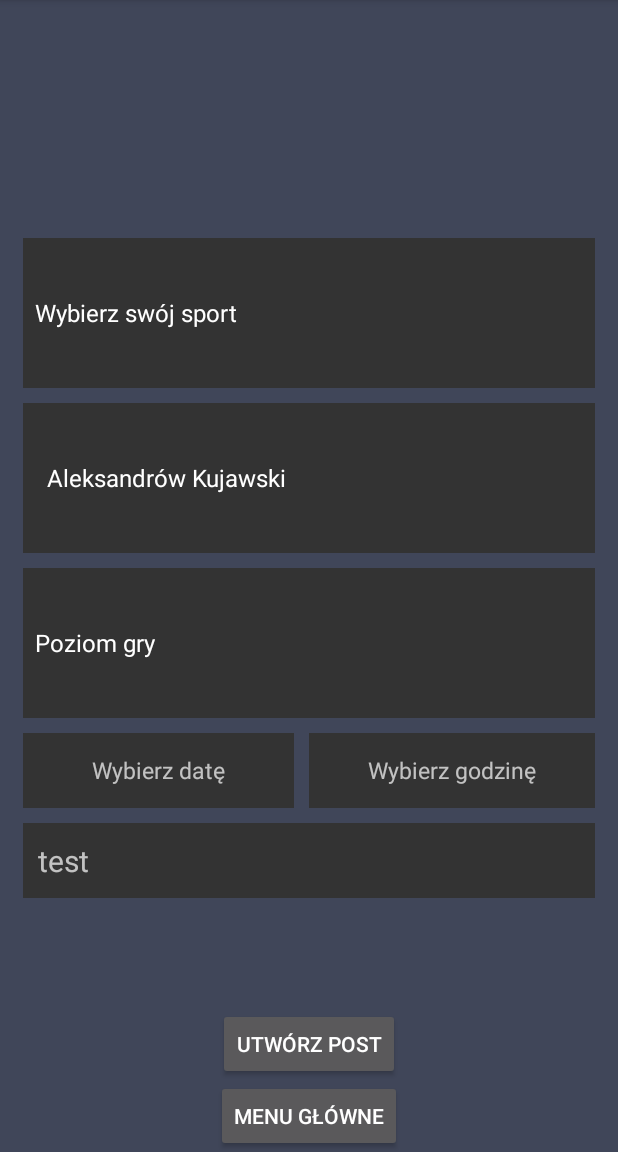
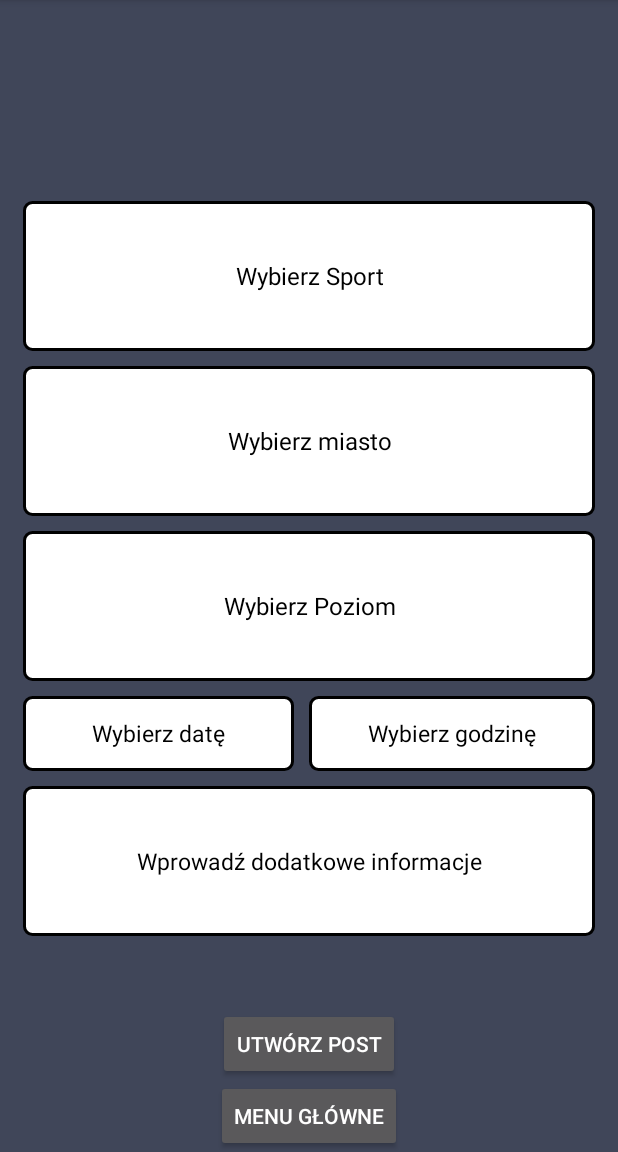
Before and after one commit to noisevisionproductions/PlayMeet, an Android app: the PostCreatingLogic screen opened directly, with no data from a screen before it, on a phone screen of 412 x 824 dp, the part 84-1236 px from its top. Run offline under Robolectric (Android 15) with nearby library versions, the phone set to English and light mode, and no system bars; libraries missing offline, so code that uses them is left out: io.realm, io.realm.annotations.

Commit message:
dopracowanie menu wyboru postow

```diff
--- a/app/src/main/java/com/example/zagrajmy/DataManagement/CityXmlParser.java
+++ b/app/src/main/java/com/example/zagrajmy/DataManagement/CityXmlParser.java
@@ -17,6 +17,7 @@ public class CityXmlParser {
 
     public static List<String> parseCityNames(Context context) {
         List<String> cityNameList = new ArrayList<>();
+        cityNameList.add("Wybierz miasto");
 
         try {
             XmlResourceParser xmlResourceParser = context.getResources().getXml(R.xml.cities_in_poland);
--- /dev/null
+++ b/app/src/main/java/com/example/zagrajmy/Design/MySpinnerAdapter.java
@@ -0,0 +1,54 @@
+package com.example.zagrajmy.Design;
+
+import android.content.Context;
+import android.graphics.Color;
+import android.view.Gravity;
+import android.view.View;
+import android.view.ViewGroup;
+import android.widget.ArrayAdapter;
+import android.widget.TextView;
+
+import androidx.annotation.NonNull;
+
+import java.util.List;
+
+/*
+ * Ustawiam wlasciwosci AppSpinnerAdapter przy tworzeniu postów */
+public class MySpinnerAdapter extends ArrayAdapter<String> {
+    public MySpinnerAdapter(@NonNull Context context, int resource, List<String> items) {
+        super(context, resource, items);
+    }
+
+    @NonNull
+    @Override
+    public View getView(int position, View convertView, @NonNull ViewGroup parent) {
+        View view = super.getView(position, convertView, parent);
+        TextView textView = (TextView) view.findViewById(android.R.id.text1);
+        textView.setGravity(Gravity.CENTER);
+
+        textView.setTextColor(Color.BLACK);
+
+        return view;
+    }
+
+    public View getDropDownView(int position, View convertView, @NonNull ViewGroup parent) {
+        View view = super.getDropDownView(position, convertView, parent);
+        TextView textView = (TextView) view.findViewById(android.R.id.text1);
+        textView.setGravity(Gravity.CENTER);
+
+        if (position == 0) {
+            textView.setBackgroundColor(Color.TRANSPARENT);
+            textView.setTextColor(Color.GRAY);
+            textView.setEnabled(false);
+        } else {
+            textView.setTextColor(Color.BLACK);
+        }
+        return view;
+    }
+
+    @Override
+    public boolean isEnabled(int position) {
+        // Wyłącza pierwszy element
+        return position != 0;
+    }
+}
--- a/app/src/main/java/com/example/zagrajmy/Design/SpinnerAdapter.java
+++ /dev/null
@@ -1,36 +0,0 @@
-package com.example.zagrajmy.Design;
-
-import android.content.Context;
-import android.view.LayoutInflater;
-import android.view.View;
-import android.view.ViewGroup;
-import android.widget.ArrayAdapter;
-import android.widget.TextView;
-
-import androidx.annotation.NonNull;
-
-import com.example.zagrajmy.R;
-
-import java.util.List;
-/*
-* Klasa potrzebna w razie gdybym chcial AppCompatSpinner przy tworzeniu postow */
-public class SpinnerAdapter extends ArrayAdapter<String> {
-    public SpinnerAdapter(@NonNull Context context, int resource, List<String> items) {
-        super(context, resource, items);
-    }
-
-    @NonNull
-    @Override
-    public View getView(int position, View convertView, @NonNull ViewGroup parent) {
-        if (convertView == null) {
-            convertView = LayoutInflater.from(getContext()).inflate(R.layout.spinner_of_cities, parent, false);
-        }
-        String item = getItem(position);
-        TextView textView = (TextView) convertView;
-        textView.setText(item);
-        return convertView;
-    }
-
-
-
-}
--- a/app/src/main/java/com/example/zagrajmy/PostsManagement/PostCreatingLogic.java
+++ b/app/src/main/java/com/example/zagrajmy/PostsManagement/PostCreatingLogic.java
@@ -4,9 +4,7 @@ import android.content.Intent;
 import android.os.Bundle;
 import android.view.View;
 import android.widget.AdapterView;
-import android.widget.ArrayAdapter;
 import android.widget.Button;
-import android.widget.Spinner;
 import android.widget.Toast;
 
 import androidx.appcompat.app.AppCompatActivity;
@@ -14,11 +12,14 @@ import androidx.appcompat.widget.AppCompatSpinner;
 
 import com.example.zagrajmy.DataManagement.CityXmlParser;
 import com.example.zagrajmy.DataManagement.RealmDatabaseManagement;
+import com.example.zagrajmy.Design.MySpinnerAdapter;
 import com.example.zagrajmy.NavigationUtils;
 import com.example.zagrajmy.PostCreating;
 import com.example.zagrajmy.R;
 import com.google.android.material.textfield.TextInputEditText;
 
+import java.util.ArrayList;
+import java.util.Arrays;
 import java.util.Collections;
 import java.util.List;
 import java.util.Objects;
@@ -68,8 +69,13 @@ public class PostCreatingLogic extends AppCompatActivity {
     }
 
     public void setSportType() {
-        AppCompatSpinner chooseSport = findViewById(R.id.arrays_sport_names);
-        chooseSport.setOnItemSelectedListener(new AdapterView.OnItemSelectedListener() {
+        String[] items = getResources().getStringArray(R.array.arrays_sport_names);
+        MySpinnerAdapter adapter = new MySpinnerAdapter(this, android.R.layout.simple_spinner_item, Arrays.asList(items));
+        adapter.setDropDownViewResource(android.R.layout.simple_spinner_dropdown_item);
+        AppCompatSpinner spinner = (AppCompatSpinner) findViewById(R.id.arrays_sport_names);
+        spinner.setAdapter(adapter);
+
+        spinner.setOnItemSelectedListener(new AdapterView.OnItemSelectedListener() {
             @Override
             public void onItemSelected(AdapterView<?> adapterView, View view, int i, long l) {
                 String selectedSport = (String) adapterView.getItemAtPosition(i);
@@ -82,21 +88,27 @@ public class PostCreatingLogic extends AppCompatActivity {
 
             }
         });
+
+
     }
 
     public void setCityName() {
-        Spinner chooseCity = findViewById(R.id.cities_in_poland);
         List<String> cityNames = CityXmlParser.parseCityNames(this);
+        if (cityNames.size() > 1) {
+            List<String> sortedList = new ArrayList<>(cityNames.subList(1, cityNames.size()));
+            Collections.sort(sortedList);
+            cityNames = new ArrayList<>(cityNames.subList(0, 1));
+            cityNames.addAll(sortedList);
+        }
+       // Collections.sort(cityNames);
 
-        Collections.sort(cityNames);
+        MySpinnerAdapter adapter = new MySpinnerAdapter(this, android.R.layout.simple_spinner_item, cityNames);
 
-        ArrayAdapter<String> arrayAdapter = new ArrayAdapter<>(this, R.layout.spinner_of_cities, cityNames);
-        arrayAdapter.setDropDownViewResource(R.layout.spinner_of_cities);
-        chooseCity.setAdapter(arrayAdapter);
+        adapter.setDropDownViewResource(android.R.layout.simple_spinner_dropdown_item);
 
-      /*  SpinnerAdapter spinnerAdapter = new SpinnerAdapter(this, R.layout.spinner_of_cities, cityNames);
-        spinnerAdapter.setDropDownViewResource(R.layout.spinner_of_cities);
-        chooseCity.setAdapter(spinnerAdapter);*/
+        AppCompatSpinner chooseCity = (AppCompatSpinner) findViewById(R.id.cities_in_poland);
+        chooseCity.setAdapter(adapter);
+
         chooseCity.setOnItemSelectedListener(new AdapterView.OnItemSelectedListener() {
             @Override
             public void onItemSelected(AdapterView<?> adapterView, View view, int i, long l) {
@@ -110,13 +122,15 @@ public class PostCreatingLogic extends AppCompatActivity {
 
             }
         });
-
-
     }
 
     public void setSkillLevel() {
-        AppCompatSpinner chooseSkillLevel = findViewById(R.id.arrays_skill_level);
-        chooseSkillLevel.setOnItemSelectedListener(new AdapterView.OnItemSelectedListener() {
+        String[] items = getResources().getStringArray(R.array.arrays_skill_level);
+        MySpinnerAdapter adapter = new MySpinnerAdapter(this, android.R.layout.simple_spinner_item, Arrays.asList(items));
+        adapter.setDropDownViewResource(android.R.layout.simple_spinner_dropdown_item);
+        AppCompatSpinner spinner = (AppCompatSpinner) findViewById(R.id.arrays_skill_level);
+        spinner.setAdapter(adapter);
+        spinner.setOnItemSelectedListener(new AdapterView.OnItemSelectedListener() {
             @Override
             public void onItemSelected(AdapterView<?> adapterView, View view, int i, long l) {
                 String selectedSkillLevel = (String) adapterView.getItemAtPosition(i);
@@ -147,7 +161,7 @@ public class PostCreatingLogic extends AppCompatActivity {
         chooseDate.setOnClickListener(v -> dateChoosingLogic.pickDate(chooseDate));
     }
 
-    public void setHour(){
+    public void setHour() {
         TextInputEditText chooseHour = findViewById(R.id.chooseHour);
         chooseHour.setFocusable(false);
 
--- /dev/null
+++ b/app/src/main/res/drawable/spinner_background.xml
@@ -0,0 +1,14 @@
+<?xml version="1.0" encoding="utf-8"?>
+<selector xmlns:android="http://schemas.android.com/apk/res/android">
+    <item>
+        <layer-list>
+            <item>
+                <shape>
+                    <solid android:color="#FFFFFF"/>
+                    <corners android:radius="5dp"/>
+                    <stroke android:color="#000000" android:width="2dp"/>
+                </shape>
+            </item>
+        </layer-list>
+    </item>
+</selector>
--- a/app/src/main/res/layout/activity_post_creating.xml
+++ b/app/src/main/res/layout/activity_post_creating.xml
@@ -19,6 +19,7 @@
         tools:openDrawer="end">
 
         <!--nazwa sportu-->
+
         <androidx.appcompat.widget.AppCompatSpinner
             android:id="@+id/arrays_sport_names"
             style="@style/MySpinnerStyle"
@@ -29,7 +30,7 @@
             android:textSize="30sp" />
 
         <!--nazwa miasta-->
-        <Spinner
+        <androidx.appcompat.widget.AppCompatSpinner
             android:id="@+id/cities_in_poland"
             style="@style/MySpinnerStyle"
             android:layout_width="match_parent"
@@ -68,7 +69,6 @@
                     android:layout_width="match_parent"
                     android:layout_height="match_parent"
                     android:layout_weight="1"
-                    android:gravity="center"
                     android:hint="Wybierz datę"
                     android:inputType="date"
                     android:textSize="15sp" />
@@ -86,7 +86,6 @@
                     android:layout_width="match_parent"
                     android:layout_height="match_parent"
                     android:layout_weight="1"
-                    android:gravity="center"
                     android:hint="Wybierz godzinę"
                     android:inputType="date"
                     android:textSize="15sp" />
@@ -104,13 +103,13 @@
                 android:id="@+id/addInfo"
                 style="@style/MySpinnerStyle"
                 android:layout_width="match_parent"
-                android:layout_height="50dp"
+                android:layout_height="100dp"
                 android:layout_marginBottom="10dp"
-                android:hint="test"
+                android:hint="Wprowadź dodatkowe informacje"
                 android:inputType="text"
                 android:maxLength="100"
                 android:padding="10dp"
-                android:textSize="20sp" />
+                android:textSize="15sp" />
         </com.google.android.material.textfield.TextInputLayout>
 
     </LinearLayout>
--- a/app/src/main/res/values/arrays_skill_level.xml
+++ b/app/src/main/res/values/arrays_skill_level.xml
@@ -1,10 +1,10 @@
 <?xml version="1.0" encoding="utf-8"?>
 <resources>
     <string-array name="arrays_skill_level">
-        <item>Poziom gry</item>
-        <item>początkujący</item>
-        <item>średnio zaawansowany</item>
-        <item>zaawansowany</item>
-        <item>ekspert</item>
+        <item>Wybierz Poziom</item>
+        <item>Początkujący</item>
+        <item>Średnio zaawansowany</item>
+        <item>Zaawansowany</item>
+        <item>Ekspert</item>
     </string-array>
 </resources>
--- a/app/src/main/res/values/arrays_sport_names.xml
+++ b/app/src/main/res/values/arrays_sport_names.xml
@@ -1,7 +1,7 @@
 <?xml version="1.0" encoding="utf-8"?>
 <resources>
     <string-array name="arrays_sport_names">
-        <item>Wybierz swój sport</item>
+        <item>Wybierz Sport</item>
         <item>Tenis</item>
         <item>Piłka Nożna</item>
         <item>Squash</item>
--- a/app/src/main/res/values/styles.xml
+++ b/app/src/main/res/values/styles.xml
@@ -5,9 +5,18 @@
         <item name="boxStrokeWidth">0dp</item>
     </style>
 
-    <style name="MySpinnerStyle" parent="Widget.AppCompat.Spinner">
+    <style name="TestStyle" parent="Widget.AppCompat.Spinner">
         <item name="android:background">#333333</item>
         <item name="android:textColor">#FFFFFF</item>
     </style>
+    <style name="MySpinnerStyle" parent="Widget.AppCompat.Spinner">
+        <item name="android:background">@drawable/spinner_background</item>
+        <item name="android:padding">10dp</item>
+        <item name="android:popupBackground">#FFFFFF</item>
+        <item name="android:textColor">#000000</item>
+        <item name="android:textColorHint">#000000</item>
+        <item name="android:gravity">center</item>
+    </style>
+
 
 </resources>
```
